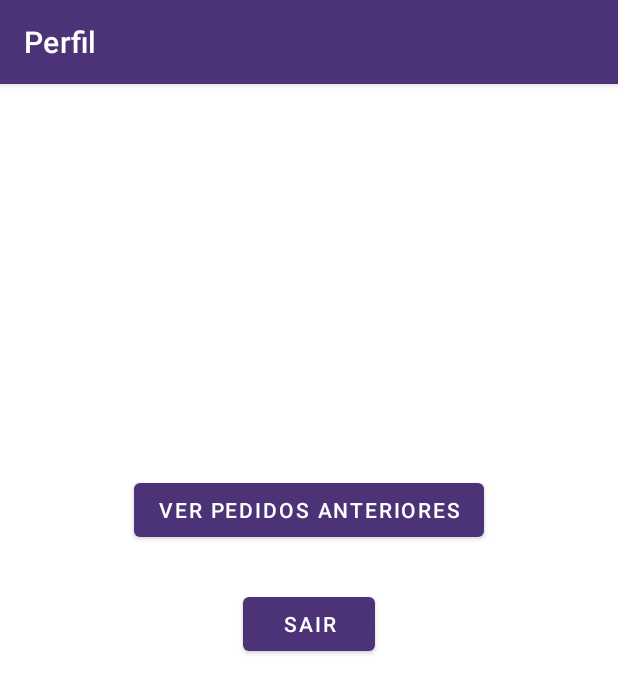
After one commit to Yaasai/gostei-android, an Android app: the PerfilActivity screen opened directly, with no data from a screen before it, on a phone screen of 412 x 824 dp. The commit adds this screen. Shown: the top 693 px of the screen. Run offline under Robolectric (Android 15) with nearby library versions, the phone set to English and light mode, and no system bars; our stand-ins replace Firebase (no records; nobody signed in at launch, a user with empty details on screens opened directly).

Commit message:
logout, intent para compras, célula de compra

```diff
--- a/app/src/main/java/com/epicjames/oneshotrpg/MainActivity.kt
+++ b/app/src/main/java/com/epicjames/oneshotrpg/MainActivity.kt
@@ -56,7 +56,7 @@ class MainActivity : AppCompatActivity() {
     }
 
     private fun onOptionsItemSelected(): Boolean {
-        startActivity(Intent(this, CartActivity::class.java))
+        startActivity(Intent(this, PerfilActivity::class.java))
         return true
     }
 
--- /dev/null
+++ b/app/src/main/java/com/epicjames/oneshotrpg/PerfilActivity.kt
@@ -0,0 +1,30 @@
+package com.epicjames.oneshotrpg
+
+import android.content.Intent
+import androidx.appcompat.app.AppCompatActivity
+import android.os.Bundle
+import com.google.firebase.auth.FirebaseAuth
+import kotlinx.android.synthetic.main.activity_perfil.*
+
+class PerfilActivity : AppCompatActivity() {
+    override fun onCreate(savedInstanceState: Bundle?) {
+        super.onCreate(savedInstanceState)
+        setContentView(R.layout.activity_perfil)
+
+        val user = FirebaseAuth.getInstance().currentUser
+
+        textNome.text = user?.displayName
+
+        buttonCompras.setOnClickListener {
+            val intent = Intent(this, ComprasActivity::class.java)
+            startActivity(intent)
+        }
+
+        buttonSair.setOnClickListener {
+            FirebaseAuth.getInstance().signOut()
+
+            val intent = Intent(this, MainActivity::class.java)
+            startActivity(intent)
+        }
+    }
+}
--- a/app/src/main/res/layout/activity_main.xml
+++ b/app/src/main/res/layout/activity_main.xml
@@ -27,7 +27,7 @@
         android:layout_marginTop="108dp"
         android:layout_marginEnd="159dp"
         android:text="Entrar"
-        app:cornerRadius="100px"
+        app:cornerRadius="60px"
         app:layout_constraintEnd_toEndOf="parent"
         app:layout_constraintStart_toStartOf="parent"
         app:layout_constraintTop_toBottomOf="@+id/imageView3"
--- /dev/null
+++ b/app/src/main/res/layout/activity_perfil.xml
@@ -0,0 +1,38 @@
+<?xml version="1.0" encoding="utf-8"?>
+<androidx.constraintlayout.widget.ConstraintLayout xmlns:android="http://schemas.android.com/apk/res/android"
+    xmlns:app="http://schemas.android.com/apk/res-auto"
+    xmlns:tools="http://schemas.android.com/tools"
+    android:layout_width="match_parent"
+    android:layout_height="match_parent"
+    tools:context=".PerfilActivity">
+
+    <Button
+        android:id="@+id/buttonCompras"
+        android:layout_width="wrap_content"
+        android:layout_height="wrap_content"
+        android:layout_marginTop="260dp"
+        android:text="Ver pedidos anteriores"
+        app:layout_constraintEnd_toEndOf="parent"
+        app:layout_constraintStart_toStartOf="parent"
+        app:layout_constraintTop_toTopOf="parent" />
+
+    <Button
+        android:id="@+id/buttonSair"
+        android:layout_width="wrap_content"
+        android:layout_height="wrap_content"
+        android:layout_marginTop="28dp"
+        android:text="Sair"
+        app:layout_constraintEnd_toEndOf="parent"
+        app:layout_constraintStart_toStartOf="parent"
+        app:layout_constraintTop_toBottomOf="@+id/buttonCompras" />
+
+    <TextView
+        android:id="@+id/textNome"
+        android:layout_width="wrap_content"
+        android:layout_height="wrap_content"
+        android:layout_marginTop="72dp"
+        android:textSize="24sp"
+        app:layout_constraintEnd_toEndOf="parent"
+        app:layout_constraintStart_toStartOf="parent"
+        app:layout_constraintTop_toTopOf="parent" />
+</androidx.constraintlayout.widget.ConstraintLayout>
```
Also changed, not shown: app/src/main/AndroidManifest.xml (+11 -0 lines), app/src/main/java/com/epicjames/oneshotrpg/ComprasActivity.kt (added, +19 -0 lines), app/src/main/res/layout/activity_compras.xml (added, +9 -0 lines), app/src/main/res/layout/row_pedido.xml (added, +21 -0 lines).
